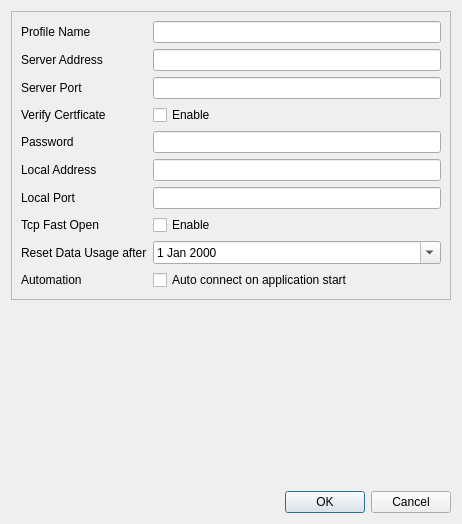
Old version of the form ui/editdialog.ui in the repository Trojan-Qt5/Trojan-Qt5.
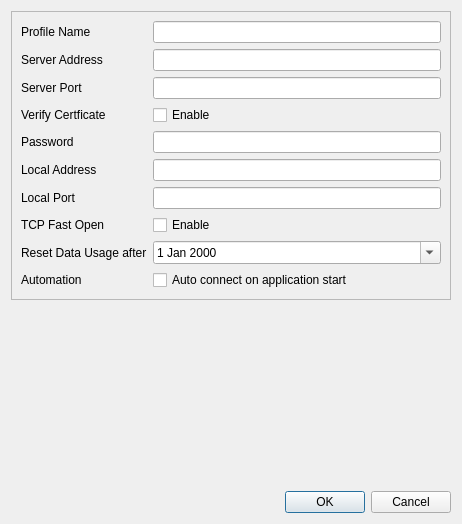
New version of the form.

What changed in the file:
```diff
--- a/ui/editdialog.ui
+++ b/ui/editdialog.ui
@@ -104,7 +104,7 @@
       <item row="7" column="0">
        <widget class="QLabel" name="label">
         <property name="text">
-         <string>Tcp Fast Open</string>
+         <string>TCP Fast Open</string>
         </property>
        </widget>
       </item>
```
Left out of the diff: 3 changed lines with no effect on the pictures.
